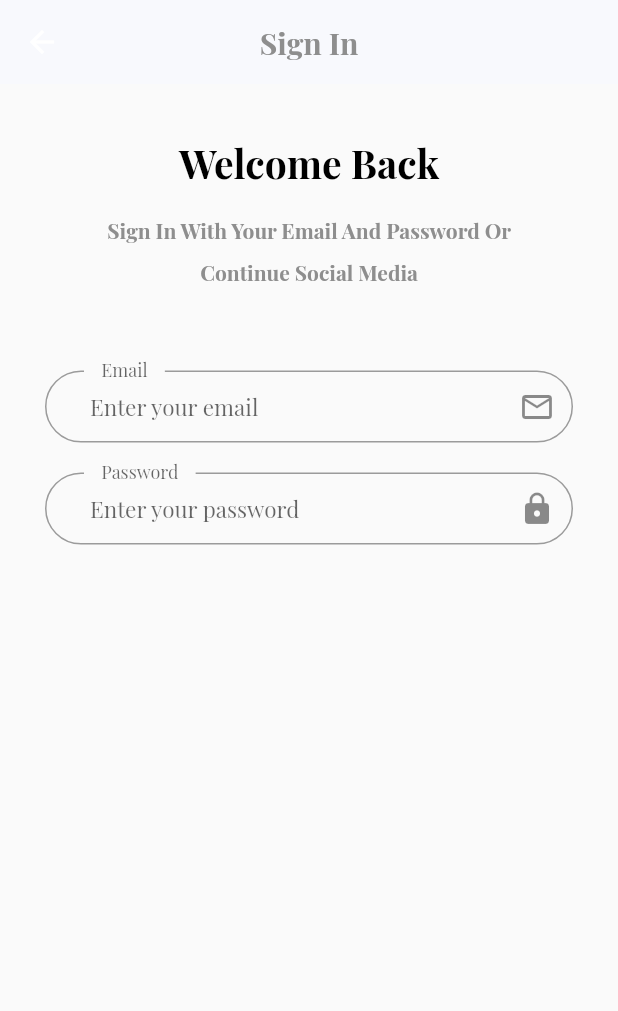
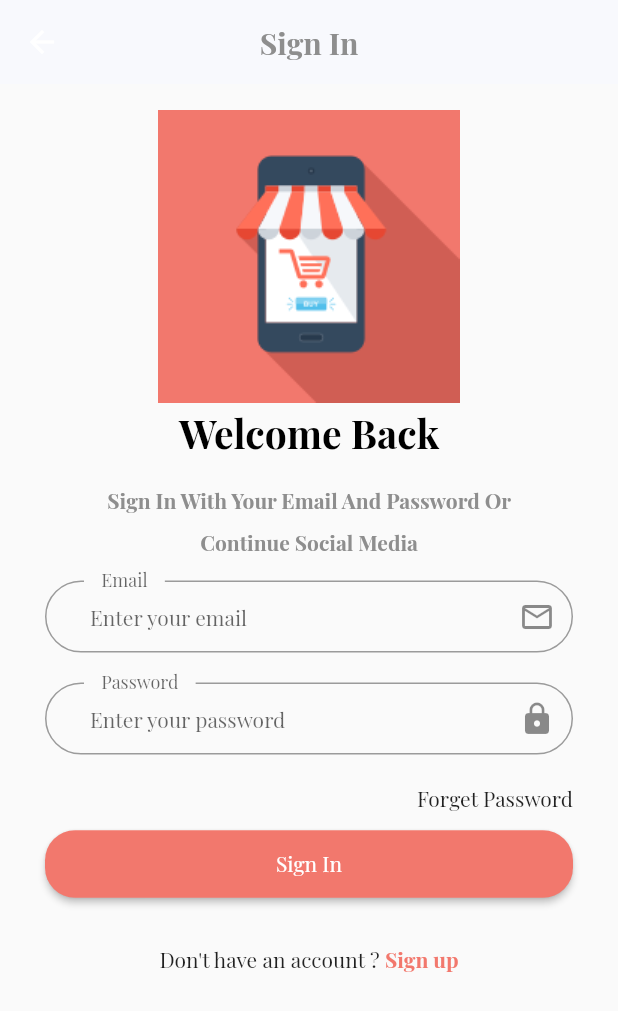
Before and after one commit to tawafmesar/ecommerceFlutterMySqlPHP, a Flutter app: the Login screen opened by its route, on a phone screen of 412 x 824 dp. Shown: the top 1011 px of the screen. Run offline on Flutter 3.47's test engine with Material 2 defaults, Android fonts, the phone set to English and light mode, and no system bars; our stand-ins replace get, shared_preferences; accounts and stored records are empty; project files that could hold a hidden picture were left out.

Commit message:
16 login page design part 3

```diff
--- a/lib/core/constant/imgaeasset.dart
+++ b/lib/core/constant/imgaeasset.dart
@@ -2,10 +2,11 @@ class AppImageAsset {
 
   static const String rootImage = "assets/images";
 
-
+  static const String logo                = "$rootImage/logoapp.png";
   static const String onBoardingImageOne = "$rootImage/one.PNG";
   static const String onBoardingImageTwo = "$rootImage/two.PNG";
   static const String onBoardingImageThree = "$rootImage/three.PNG";
+
  // static const String onBoardingImageFour = "$rootImage/onboardingfour.PNG";
 
 
--- a/lib/view/screen/auth/login.dart
+++ b/lib/view/screen/auth/login.dart
@@ -1,8 +1,10 @@
 
 import 'package:ecommerce_flutter_php_mysql/core/constant/color.dart';
+import 'package:ecommerce_flutter_php_mysql/view/widget/auth/custombuttonauth.dart';
 import 'package:ecommerce_flutter_php_mysql/view/widget/auth/customtextbodyauth.dart';
 import 'package:ecommerce_flutter_php_mysql/view/widget/auth/customtextformauth.dart';
 import 'package:ecommerce_flutter_php_mysql/view/widget/auth/customtexttitleauth.dart';
+import 'package:ecommerce_flutter_php_mysql/view/widget/auth/logoauth.dart';
 import 'package:flutter/material.dart';
 import 'package:flutter/src/widgets/framework.dart';
 import 'package:flutter/src/widgets/placeholder.dart';
@@ -21,24 +23,50 @@ class Login extends StatelessWidget {
         body:Container(
           padding:const EdgeInsets.symmetric(vertical: 15,horizontal: 30),
           child: ListView(
-            children: const [
-              SizedBox(height: 20,),
-              CustomTextTitleAuth(text:"Welcome Back " ),
-               SizedBox(height: 10,),
-              CustomTextBodyAuth(text: "Sign In With Your Email And Password Or Continue Social Media "),
-               SizedBox(height: 55,),
-              CustomTextFormAuth(
+            children:  [
+              const LogoAuth(),
+              const CustomTextTitleAuth(text:"Welcome Back " ),
+              const SizedBox(height: 10,),
+              const CustomTextBodyAuth(text: "Sign In With Your Email And Password Or Continue Social Media "),
+              const SizedBox(height: 15,),
+              const CustomTextFormAuth(
                 hinttext: "Enter your email ",
                 iconData: Icons.email_outlined,
                 labeltext: "Email",
                 // mycontroller: ,
               ),
-               CustomTextFormAuth(
+              const CustomTextFormAuth(
                 hinttext: "Enter your password ",
                 iconData: Icons.lock,
                 labeltext: "Password",
                 // mycontroller: ,
+              ),
+              const Text("Forget Password",
+              textAlign: TextAlign.end,
+              ),
+              CustomButtonAuth(
+                text: "Sign In",
+                onPressed: (){},
+              ),
+              SizedBox(height: 30,),
+              Row(
+                mainAxisAlignment: MainAxisAlignment.center,
+                children: [
+                  Text("Don't have an account ? "),
+                  InkWell(
+                    child: Text("Sign up"
+                      ,style: TextStyle(
+                        color: AppColor.primaryColor,
+                        fontWeight: FontWeight.bold,
+                      ),),
+
+                  )
+                ],
               )
+
+
+
+
             ],
           ),
         )
--- /dev/null
+++ b/lib/view/widget/auth/custombuttonauth.dart
@@ -0,0 +1,24 @@
+import 'package:ecommerce_flutter_php_mysql/core/constant/color.dart';
+import 'package:flutter/material.dart';
+
+class CustomButtonAuth extends StatelessWidget {
+  final String text;
+  final void Function()? onPressed;
+  const CustomButtonAuth({Key? key, required this.text, this.onPressed}) : super(key: key);
+
+  @override
+  Widget build(BuildContext context) {
+    return Container(
+      margin:const EdgeInsets.only(top: 10),
+      child: MaterialButton(
+        shape: RoundedRectangleBorder(borderRadius: BorderRadius.circular(20)),
+         padding:const EdgeInsets.symmetric(vertical: 13),
+          onPressed: onPressed,
+          textColor: Colors.white,
+          color: AppColor.primaryColor,
+          child: Text(text),
+
+      ),
+    );
+  }
+}
--- a/lib/view/widget/auth/customtextformauth.dart
+++ b/lib/view/widget/auth/customtextformauth.dart
@@ -16,7 +16,7 @@ class CustomTextFormAuth extends StatelessWidget {
         decoration:  InputDecoration(
 
             hintText: hinttext,
-            hintStyle: const TextStyle(fontSize: 15),
+            hintStyle: const TextStyle(fontSize: 14),
             floatingLabelBehavior: FloatingLabelBehavior.always,
             contentPadding:const EdgeInsets.symmetric(vertical: 5,horizontal: 30),
             suffixIcon: Icon(iconData),
--- /dev/null
+++ b/lib/view/widget/auth/logoauth.dart
@@ -0,0 +1,12 @@
+
+import 'package:ecommerce_flutter_php_mysql/core/constant/imgaeasset.dart';
+import 'package:flutter/material.dart';
+
+class LogoAuth extends StatelessWidget {
+  const LogoAuth({Key? key}) : super(key: key);
+
+  @override
+  Widget build(BuildContext context) {
+    return Image.asset(AppImageAsset.logo,height: 200,);
+  }
+}
```
Also changed, not shown: assets/images/logoapp.png (added).
